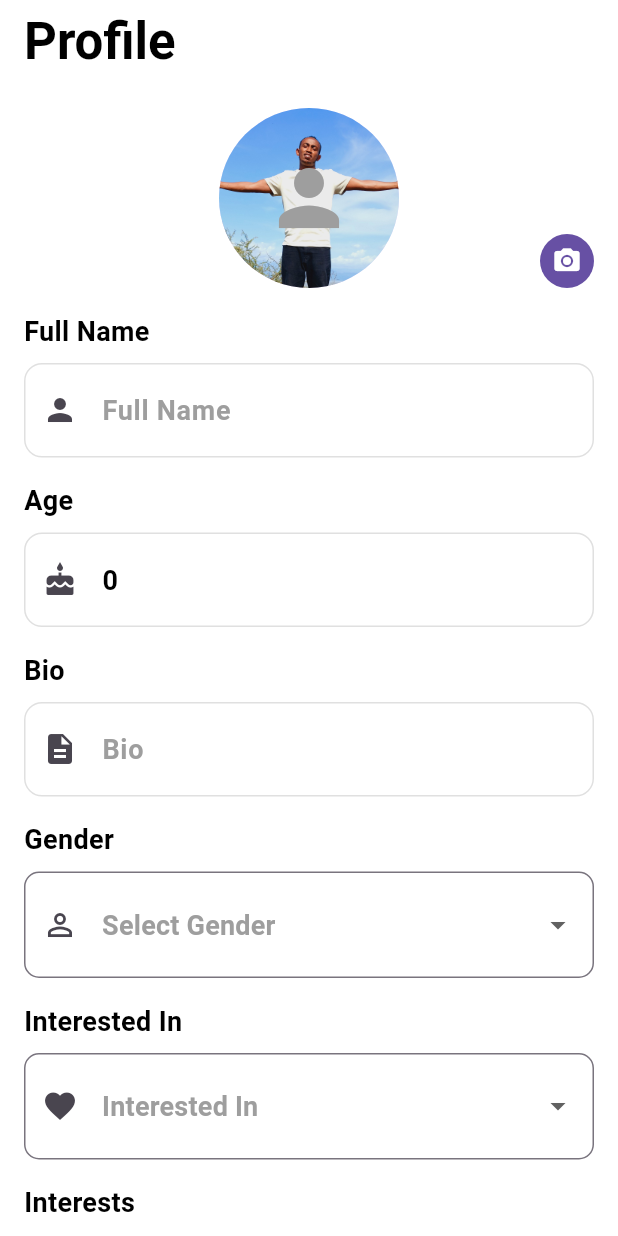
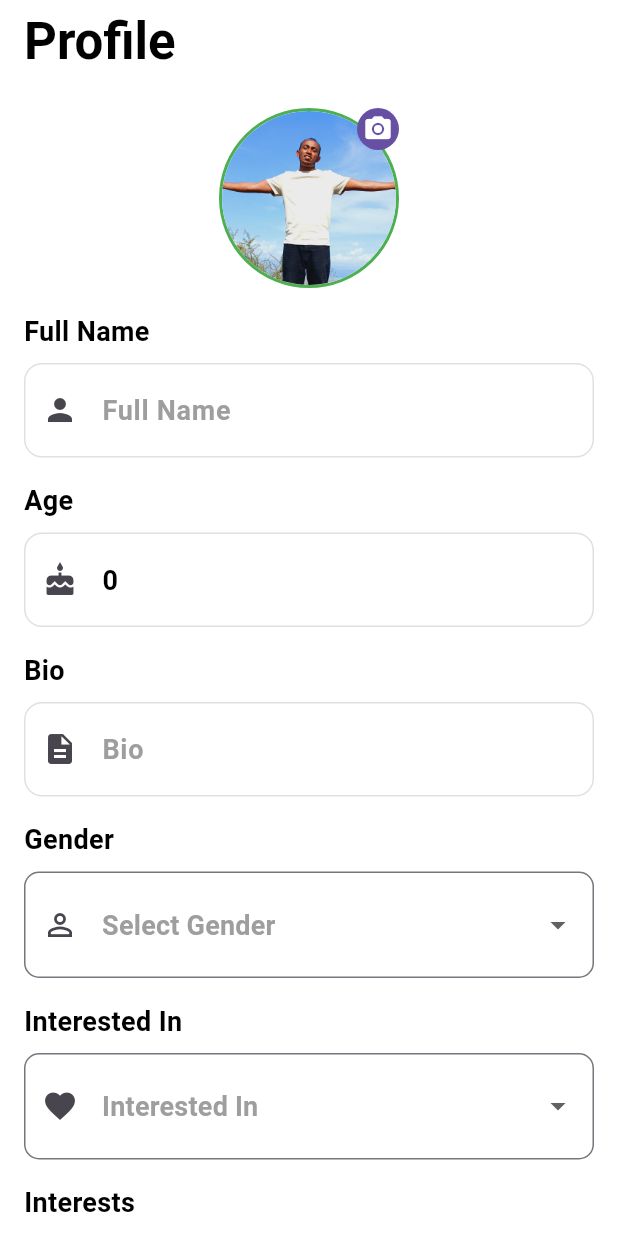
Before and after one commit to Edil-Ayehu/dating_app, a Flutter app: the ProfileScreen screen opened directly, on a phone screen of 412 x 824 dp. Run offline on Flutter 3.47's test engine with Material 3 defaults, Android fonts, the phone set to English and light mode, and no system bars; our stand-ins replace another_flushbar, carousel_slider, cloud_firestore, curved_navigation_bar, firebase_auth, firebase_core and 7 more; missing offline and left inert: swipeable_tile; accounts and stored records are empty.

```diff
--- a/lib/models/user_model.dart
+++ b/lib/models/user_model.dart
@@ -6,7 +6,7 @@ class UserModel {
   final String bio;
   final String gender;
   final String interestedIn;
-  final String photoUrl;
+  final List<String> photoUrls;
   final List<String> interests;
 
   UserModel({
@@ -17,7 +17,7 @@ class UserModel {
     required this.bio,
     required this.gender,
     required this.interestedIn,
-    required this.photoUrl,
+    required this.photoUrls,
     required this.interests,
   });
 
@@ -30,7 +30,7 @@ class UserModel {
       'bio': bio,
       'gender': gender,
       'interestedIn': interestedIn,
-      'photoUrl': photoUrl,
+      'photoUrls': photoUrls,
       'interests': interests,
     };
   }
@@ -44,7 +44,7 @@ class UserModel {
       bio: map['bio'],
       gender: map['gender'],
       interestedIn: map['interestedIn'],
-      photoUrl: map['photoUrl'],
+      photoUrls: List<String>.from(map['photoUrls'] ?? []),
       interests: List<String>.from(map['interests'] ?? []),
     );
   }
@@ -57,7 +57,7 @@ class UserModel {
     String? bio,
     String? gender,
     String? interestedIn,
-  String? photoUrl,
+    List<String>? photoUrls,
     List<String>? interests,
   }) {
     return UserModel(
@@ -68,7 +68,7 @@ class UserModel {
       bio: bio ?? this.bio,
       gender: gender ?? this.gender,
       interestedIn: interestedIn ?? this.interestedIn,
-    photoUrl: photoUrl ?? this.photoUrl,
+      photoUrls: photoUrls ?? this.photoUrls,
       interests: interests ?? this.interests,
     );
   }
--- a/lib/screens/auth/signup_screen.dart
+++ b/lib/screens/auth/signup_screen.dart
@@ -54,7 +54,7 @@ class _SignupScreenState extends State<SignupScreen> {
           bio: _bioController.text.trim(),
           gender: _gender,
           interestedIn: _interestedIn,
-          photoUrl: '', // You can add photo upload functionality later
+          photoUrls: [],
           interests: [],
         );
 
--- a/lib/screens/profile/profile_screen.dart
+++ b/lib/screens/profile/profile_screen.dart
@@ -130,9 +130,12 @@ class _ProfileScreenState extends State<ProfileScreen> {
         _isLoading = true;
       });
       try {
-        String photoUrl = _user!.photoUrl;
+        List<String> photoUrls = _user!.photoUrls;
         if (_image != null) {
-          photoUrl = await _uploadImage();
+          photoUrls = await _uploadImage();
+          setState(() {
+            _user = _user!.copyWith(photoUrls: photoUrls);
+          });
         }
         final updatedUser = _user!.copyWith(
           name: _nameController.text,
@@ -140,10 +143,13 @@ class _ProfileScreenState extends State<ProfileScreen> {
           bio: _bioController.text,
           gender: _gender,
           interestedIn: _interestedIn,
-          photoUrl: photoUrl,
+          photoUrls: photoUrls,
           interests: _interests,
         );
         await context.read<AuthProvider>().updateUserProfile(updatedUser);
+        setState(() {
+          _user = updatedUser;
+        });
         ScaffoldMessenger.of(context).showSnackBar(
           SnackBar(content: Text('Profile updated successfully')),
         );
@@ -155,15 +161,17 @@ class _ProfileScreenState extends State<ProfileScreen> {
       } finally {
         setState(() {
           _isLoading = false;
+          _image = null; // Reset the _image after updating
         });
       }
     }
   }
 
-  Future<String> _uploadImage() async {
+  Future<List<String>> _uploadImage() async {
     try {
       final storageRef = FirebaseStorage.instance.ref();
-      final imageRef = storageRef.child('profile_images/${_user!.id}.jpg');
+      final imageRef = storageRef.child(
+          'profile_images/${_user!.id}/${DateTime.now().millisecondsSinceEpoch}.jpg');
 
       print('Attempting to upload image...');
       await imageRef.putFile(_image!);
@@ -173,7 +181,8 @@ class _ProfileScreenState extends State<ProfileScreen> {
       String downloadURL = await imageRef.getDownloadURL();
       print('Download URL obtained: $downloadURL');
 
-      return downloadURL;
+      List<String> updatedPhotoUrls = [downloadURL, ..._user!.photoUrls];
+      return updatedPhotoUrls;
     } catch (e) {
       print('Error uploading image: $e');
       if (e is FirebaseException) {
@@ -231,45 +240,54 @@ class _ProfileScreenState extends State<ProfileScreen> {
                   child: Form(
                     key: _formKey,
                     child: Column(
-                      crossAxisAlignment: CrossAxisAlignment.stretch,
+                      crossAxisAlignment: CrossAxisAlignment.start,
                       children: [
-                        Stack(
+                        Align(
                           alignment: Alignment.center,
+                          child: Stack(
                             children: [
-                            CircleAvatar(
-                              radius: 60,
-                              backgroundImage: _user!.photoUrl.isNotEmpty
-                                  ? NetworkImage(_user!.photoUrl)
-                                  : AssetImage('assets/images/6.jpg')
-                                      as ImageProvider,
-                              onBackgroundImageError: (_, __) {
-                                // If the image fails to load, we'll update the state to show a default icon
-                                setState(() {
-                                  _user = _user!.copyWith(photoUrl: '');
-                                });
-                              },
-                              child: _user!.photoUrl.isEmpty
-                                  ? Icon(Icons.person,
-                                      size: 60, color: Colors.grey)
-                                  : null,
+                              Container(
+                                width: 120,
+                                height: 120,
+                                decoration: BoxDecoration(
+                                  shape: BoxShape.circle,
+                                  border:
+                                      Border.all(width: 2, color: Colors.green),
+                                ),
+                                child: ClipRRect(
+                                  borderRadius: BorderRadius.circular(60),
+                                  child: _user!.photoUrls.isNotEmpty
+                                      ? Image.network(
+                                          _user!.photoUrls[0],
+                                          fit: BoxFit.cover,
+                                        )
+                                      : Image.asset(
+                                          'assets/images/6.jpg',
+                                          fit: BoxFit.cover,
+                                        ),
+                                ),
                               ),
                               Positioned(
-                              bottom: 0,
+                                top: 0,
                                 right: 0,
                                 child: GestureDetector(
                                   onTap: _showImageSourceActionSheet,
                                   child: Container(
+                                    padding: EdgeInsets.all(4),
                                     decoration: BoxDecoration(
                                       color: Theme.of(context).primaryColor,
                                       shape: BoxShape.circle,
                                     ),
-                                  padding: EdgeInsets.all(8),
-                                  child: Icon(Icons.camera_alt,
-                                      size: 20, color: Colors.white),
+                                    child: Icon(
+                                      Icons.camera_alt,
+                                      color: Colors.white,
+                                      size: 20,
+                                    ),
                                   ),
                                 ),
                               ),
                             ],
+                          ),
                         ),
                         SizedBox(height: 16),
                         Text('Full Name',
@@ -386,9 +404,12 @@ class _ProfileScreenState extends State<ProfileScreen> {
                         SizedBox(height: 16),
                         _buildInterestsSection(),
                         SizedBox(height: 24),
-                        CustomButton(
+                        SizedBox(
+                          width: double.infinity,
+                          child: CustomButton(
                             text: 'Update Profile',
                             onPressed: _updateProfile,
+                          ),
                         ),
                       ],
                     ),
--- a/pubspec.yaml
+++ b/pubspec.yaml
@@ -49,6 +49,8 @@ dependencies:
   image_picker: ^1.1.2
   flutter_card_swiper: ^7.0.2
   google_fonts: ^6.2.1
+  curved_navigation_bar: ^1.0.6
+  carousel_slider: ^5.0.0
 
 dev_dependencies:
   flutter_test:
```
Also changed, not shown: lib/home.dart (+21 -39 lines), lib/screens/home/home_screen.dart (+10 -5 lines), lib/screens/user_details_screen.dart (+170 -49 lines), pubspec.lock. Lines whose indentation alone changed are shown as unchanged.
